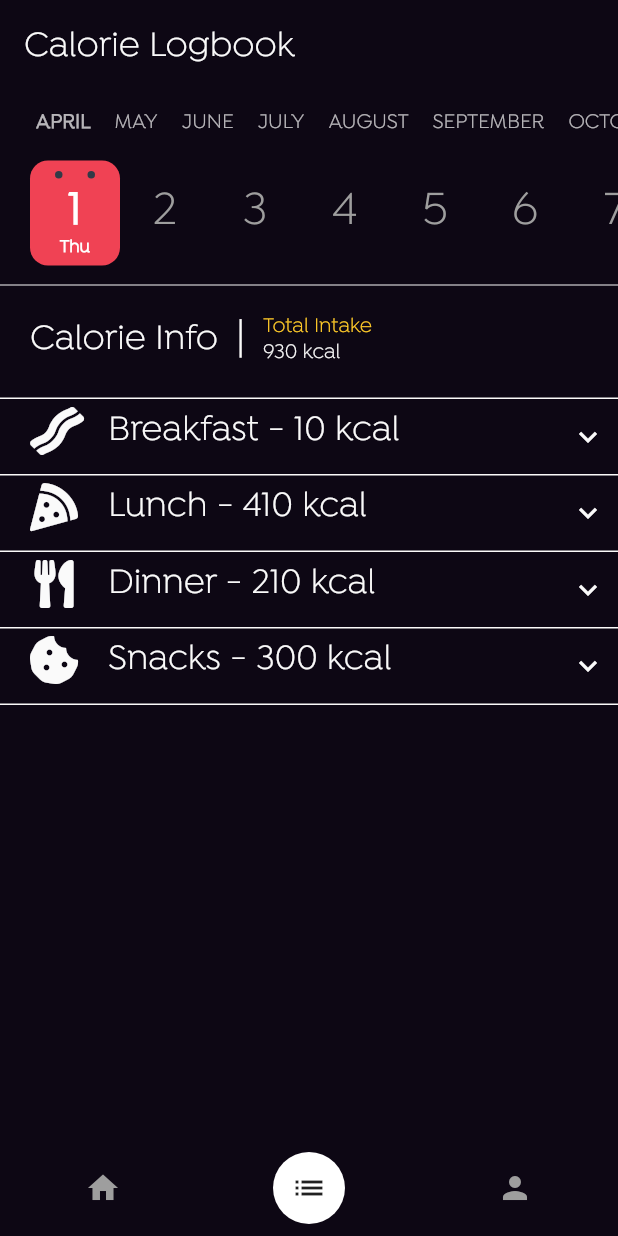
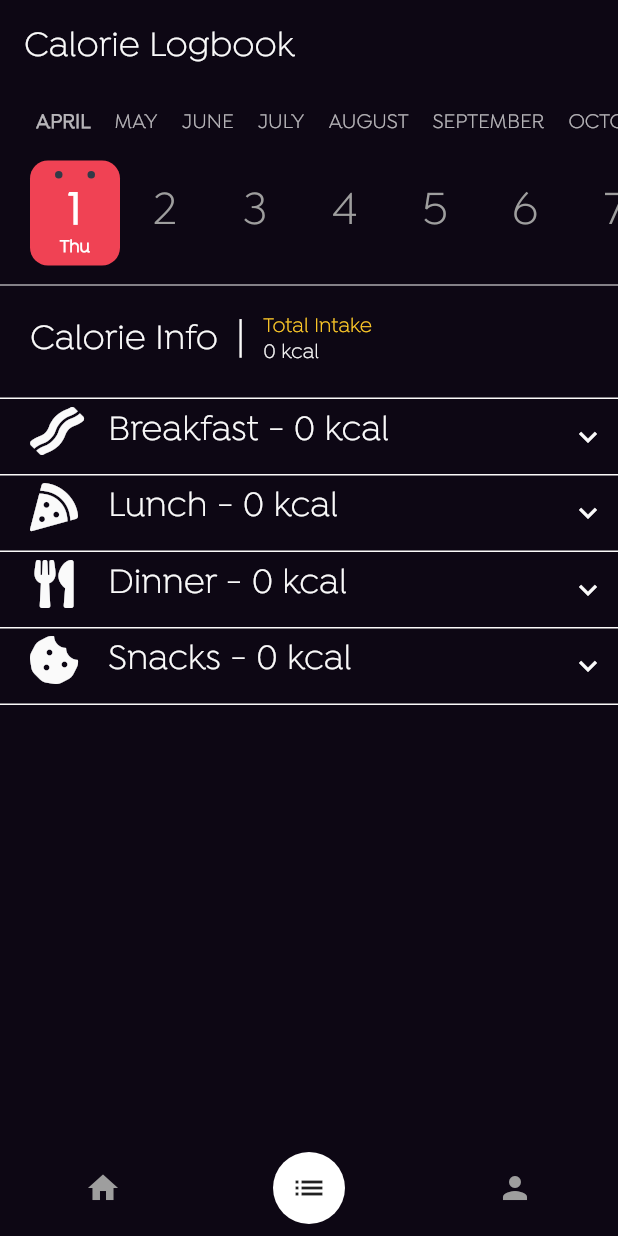
Before and after one commit to shrall/CheckCal, a Flutter app: the screen it shows once a user with an empty profile is signed in, item 2 of the bottom bar chosen, on a phone screen of 412 x 824 dp. Run offline on Flutter 3.47's test engine with Material 2 defaults, Android fonts, the light colour scheme and no system bars; drawn by our look-alikes of expandable, flutter_snake_navigationbar, scrollable_positioned_list; our stand-ins replace auto_size_text, cloud_firestore, custom_radio_grouped_button, email_validator, firebase_auth, firebase_core and 8 more; accounts and stored records are empty.

Commit message:
logbook - done

```diff
--- a/lib/screens/home/add_log.dart
+++ b/lib/screens/home/add_log.dart
@@ -178,7 +178,7 @@ class _AddLogState extends State<AddLog> {
           // ),
         ],
       );
-    } else if (widget.type == 'lunch') {
+    } else if (widget.type == 'snacks') {
       return Row(
         mainAxisAlignment: MainAxisAlignment.center,
         children: [
--- a/lib/screens/home/home.dart
+++ b/lib/screens/home/home.dart
@@ -4,6 +4,7 @@ import 'package:checkcal/services/auth.dart';
 import 'package:cloud_firestore/cloud_firestore.dart';
 import 'package:firebase_auth/firebase_auth.dart';
 import 'package:flutter/material.dart';
+import 'package:flutter_slidable/flutter_slidable.dart';
 import 'package:font_awesome_flutter/font_awesome_flutter.dart';
 import 'package:intl/intl.dart';
 import 'package:auto_size_text/auto_size_text.dart';
@@ -42,6 +43,12 @@ class _HomeState extends State<Home> {
   int limit, indexName;
   DateTime joinedDate;
   int breakfastIntake = 0, lunchIntake = 0, dinnerIntake = 0, snacksIntake = 0;
+  int breakfastLogbook = 0,
+      lunchLogbook = 0,
+      dinnerLogbook = 0,
+      snacksLogbook = 0;
+
+  List breakfastLogs = [], lunchLogs = [], dinnerLogs = [], snacksLogs = [];
 
   Future<void> fetchIntakes() async {
     // ignore: await_only_futures
@@ -58,6 +65,7 @@ class _HomeState extends State<Home> {
         breakfastIntake += doc['kcal'];
       });
     });
+    breakfastLogbook = breakfastIntake;
     await FirebaseFirestore.instance
         .collection('users')
         .doc(uid)
@@ -71,6 +79,7 @@ class _HomeState extends State<Home> {
         lunchIntake += doc['kcal'];
       });
     });
+    lunchLogbook = lunchIntake;
     await FirebaseFirestore.instance
         .collection('users')
         .doc(uid)
@@ -84,6 +93,7 @@ class _HomeState extends State<Home> {
         dinnerIntake += doc['kcal'];
       });
     });
+    dinnerLogbook = dinnerIntake;
     await FirebaseFirestore.instance
         .collection('users')
         .doc(uid)
@@ -97,11 +107,11 @@ class _HomeState extends State<Home> {
         snacksIntake += doc['kcal'];
       });
     });
+    snacksLogbook = snacksIntake;
     setState(() {});
   }
 
   Future<void> fetchUserData() async {
-    print("fetching");
     // ignore: await_only_futures
     await FirebaseFirestore.instance
         .collection('users')
@@ -126,7 +136,106 @@ class _HomeState extends State<Home> {
         indexName = name.indexOf(" ");
       }
     });
-    print("fetched");
+    setState(() {});
+  }
+
+  Future<void> fetchLogbookIntakes(DateTime date) async {
+    breakfastLogbook = 0;
+    lunchLogbook = 0;
+    dinnerLogbook = 0;
+    snacksLogbook = 0;
+    // ignore: await_only_futures
+    await FirebaseFirestore.instance
+        .collection('users')
+        .doc(uid)
+        .collection("logbooks")
+        .doc((DateFormat('yyyy-MM-dd').format(date)))
+        .collection("logs")
+        .where('time', isEqualTo: "breakfast")
+        .get()
+        .then((QuerySnapshot querySnapshot) {
+      querySnapshot.docs.forEach((doc) {
+        breakfastLogbook += doc['kcal'];
+      });
+    });
+    await FirebaseFirestore.instance
+        .collection('users')
+        .doc(uid)
+        .collection("logbooks")
+        .doc((DateFormat('yyyy-MM-dd').format(date)))
+        .collection("logs")
+        .where('time', isEqualTo: "lunch")
+        .get()
+        .then((QuerySnapshot querySnapshot) {
+      querySnapshot.docs.forEach((doc) {
+        lunchLogbook += doc['kcal'];
+      });
+    });
+    await FirebaseFirestore.instance
+        .collection('users')
+        .doc(uid)
+        .collection("logbooks")
+        .doc((DateFormat('yyyy-MM-dd').format(date)))
+        .collection("logs")
+        .where('time', isEqualTo: "dinner")
+        .get()
+        .then((QuerySnapshot querySnapshot) {
+      querySnapshot.docs.forEach((doc) {
+        dinnerLogbook += doc['kcal'];
+      });
+    });
+    await FirebaseFirestore.instance
+        .collection('users')
+        .doc(uid)
+        .collection("logbooks")
+        .doc((DateFormat('yyyy-MM-dd').format(date)))
+        .collection("logs")
+        .where('time', isEqualTo: "snacks")
+        .get()
+        .then((QuerySnapshot querySnapshot) {
+      querySnapshot.docs.forEach((doc) {
+        snacksLogbook += doc['kcal'];
+      });
+    });
+  }
+
+  Future<void> fetchLogs(DateTime date) async {
+    QuerySnapshot breakfastSnapshot = await FirebaseFirestore.instance
+        .collection('users')
+        .doc(uid)
+        .collection("logbooks")
+        .doc((DateFormat('yyyy-MM-dd').format(date)))
+        .collection("logs")
+        .where('time', isEqualTo: "breakfast")
+        .get();
+    breakfastLogs = breakfastSnapshot.docs.map((doc) => doc.data()).toList();
+    QuerySnapshot lunchSnapshot = await FirebaseFirestore.instance
+        .collection('users')
+        .doc(uid)
+        .collection("logbooks")
+        .doc((DateFormat('yyyy-MM-dd').format(date)))
+        .collection("logs")
+        .where('time', isEqualTo: "lunch")
+        .get();
+    lunchLogs = lunchSnapshot.docs.map((doc) => doc.data()).toList();
+    QuerySnapshot dinnerSnapshot = await FirebaseFirestore.instance
+        .collection('users')
+        .doc(uid)
+        .collection("logbooks")
+        .doc((DateFormat('yyyy-MM-dd').format(date)))
+        .collection("logs")
+        .where('time', isEqualTo: "dinner")
+        .get();
+    dinnerLogs = dinnerSnapshot.docs.map((doc) => doc.data()).toList();
+    QuerySnapshot snacksSnapshot = await FirebaseFirestore.instance
+        .collection('users')
+        .doc(uid)
+        .collection("logbooks")
+        .doc((DateFormat('yyyy-MM-dd').format(date)))
+        .collection("logs")
+        .where('time', isEqualTo: "snacks")
+        .get();
+    snacksLogs = snacksSnapshot.docs.map((doc) => doc.data()).toList();
     setState(() {});
   }
 
@@ -135,6 +244,7 @@ class _HomeState extends State<Home> {
     initializeDateFormatting();
     fetchUserData();
     fetchIntakes();
+    fetchLogs(DateTime.now());
     super.initState();
     if (widget.index != null) {
       _selectedItemPosition = widget.index;
@@ -143,7 +253,6 @@ class _HomeState extends State<Home> {
 
   @override
   Widget build(BuildContext context) {
-    print('home built');
     final height = MediaQuery.of(context).size.height;
     final width = MediaQuery.of(context).size.width;
     final List<Widget> _children = [
@@ -627,11 +736,10 @@ class _HomeState extends State<Home> {
               initialDate: _selectedDate,
               firstDate: joinedDate ?? _selectedDate,
               lastDate: DateTime.now().add(Duration(days: 365)),
-              onDateSelected: (date) {
-                setState(() {
-                  _selectedDate = date;
-                  print(_selectedDate);
-                });
+              onDateSelected: (date) async {
+                _selectedDate = date;
+                await fetchLogbookIntakes(_selectedDate);
+                await fetchLogs(_selectedDate);
               },
               leftMargin: 20,
               monthColor: Colors.white70,
@@ -675,7 +783,12 @@ class _HomeState extends State<Home> {
                               color: Colors.amber[400], fontFamily: 'Isidora'),
                         ),
                         Text(
-                          "930 kcal",
+                          (breakfastLogbook +
+                                      lunchLogbook +
+                                      dinnerLogbook +
+                                      snacksLogbook)
+                                  .toString() +
+                              " kcal",
                           style: TextStyle(
                               color: Colors.grey[100], fontFamily: 'Isidora'),
                         )
@@ -718,7 +831,7 @@ class _HomeState extends State<Home> {
                               ),
                             ),
                             Text(
-                              "10 kcal",
+                              "$breakfastLogbook kcal",
                               style: TextStyle(
                                 color: Colors.grey[50],
                                 fontSize: 24,
@@ -729,15 +842,21 @@ class _HomeState extends State<Home> {
                         expanded: Column(
                           crossAxisAlignment: CrossAxisAlignment.start,
                           children: [
-                            Divider(
-                              color: Colors.grey,
-                              endIndent: 30,
-                            ),
-                            Text(
-                              "Egg - 10 kcal",
-                              style: TextStyle(
-                                color: Colors.grey[50],
-                                fontSize: 12,
+                            Container(
+                              width: width - 40,
+                              height: 20 * breakfastLogs.length.toDouble(),
+                              child: ListView.builder(
+                                physics: NeverScrollableScrollPhysics(),
+                                itemBuilder: (context, index) {
+                                  var log = breakfastLogs[index];
+                                  return Text(
+                                      log['name'] +
+                                          " - " +
+                                          log['kcal'].toString() +
+                                          " kcal",
+                                      style: TextStyle(color: Colors.grey[50]));
+                                },
+                                itemCount: breakfastLogs.length,
                               ),
                             )
                           ],
@@ -778,7 +897,7 @@ class _HomeState extends State<Home> {
                               ),
                             ),
                             Text(
-                              "410 kcal",
+                              "$lunchLogbook kcal",
                               style: TextStyle(
                                 color: Colors.grey[50],
                                 fontSize: 24,
@@ -789,24 +908,23 @@ class _HomeState extends State<Home> {
                         expanded: Column(
                           crossAxisAlignment: CrossAxisAlignment.start,
                           children: [
-                            Divider(
-                              color: Colors.grey,
-                              endIndent: 30,
-                            ),
-                            Text(
-                              "Fried Rice - 310 kcal",
-                              style: TextStyle(
-                                color: Colors.grey[50],
-                                fontSize: 12,
+                            Container(
+                              width: width - 40,
+                              height: 20 * lunchLogs.length.toDouble(),
+                              child: ListView.builder(
+                                physics: NeverScrollableScrollPhysics(),
+                                itemBuilder: (context, index) {
+                                  var log = lunchLogs[index];
+                                  return Text(
+                                      log['name'] +
+                                          " - " +
+                                          log['kcal'].toString() +
+                                          " kcal",
+                                      style: TextStyle(color: Colors.grey[50]));
+                                },
+                                itemCount: lunchLogs.length,
                               ),
-                            ),
-                            Text(
-                              "Milk - 100 kcal",
-                              style: TextStyle(
-                                color: Colors.grey[50],
-                                fontSize: 12,
-                              ),
-                            ),
+                            )
                           ],
                         ),
                         collapsed: null,
@@ -845,7 +963,7 @@ class _HomeState extends State<Home> {
                               ),
                             ),
                             Text(
-                              "210 kcal",
+                              "$lunchLogbook kcal",
                               style: TextStyle(
                                 color: Colors.grey[50],
                                 fontSize: 24,
@@ -856,15 +974,21 @@ class _HomeState extends State<Home> {
                         expanded: Column(
                           crossAxisAlignment: CrossAxisAlignment.start,
                           children: [
-                            Divider(
-                              color: Colors.grey,
-                              endIndent: 30,
-                            ),
-                            Text(
-                              "Pizza - 210 kcal",
-                              style: TextStyle(
-                                color: Colors.grey[50],
-                                fontSize: 12,
+                            Container(
+                              width: width - 40,
+                              height: 20 * dinnerLogs.length.toDouble(),
+                              child: ListView.builder(
+                                physics: NeverScrollableScrollPhysics(),
+                                itemBuilder: (context, index) {
+                                  var log = dinnerLogs[index];
+                                  return Text(
+                                      log['name'] +
+                                          " - " +
+                                          log['kcal'].toString() +
+                                          " kcal",
+                                      style: TextStyle(color: Colors.grey[50]));
+                                },
+                                itemCount: dinnerLogs.length,
                               ),
                             )
                           ],
@@ -905,7 +1029,7 @@ class _HomeState extends State<Home> {
                               ),
                             ),
                             Text(
-                              "300 kcal",
+                              "$snacksLogbook kcal",
                               style: TextStyle(
                                 color: Colors.grey[50],
                                 fontSize: 24,
@@ -916,24 +1040,23 @@ class _HomeState extends State<Home> {
                         expanded: Column(
                           crossAxisAlignment: CrossAxisAlignment.start,
                           children: [
-                            Divider(
-                              color: Colors.grey,
-                              endIndent: 30,
-                            ),
-                            Text(
-                              "Chocolate Chip Cookie - 100 kcal",
-                              style: TextStyle(
-                                color: Colors.grey[50],
-                                fontSize: 12,
+                            Container(
+                              width: width - 40,
+                              height: 20 * snacksLogs.length.toDouble(),
+                              child: ListView.builder(
+                                physics: NeverScrollableScrollPhysics(),
+                                itemBuilder: (context, index) {
+                                  var log = snacksLogs[index];
+                                  return Text(
+                                      log['name'] +
+                                          " - " +
+                                          log['kcal'].toString() +
+                                          " kcal",
+                                      style: TextStyle(color: Colors.grey[50]));
+                                },
+                                itemCount: snacksLogs.length,
                               ),
-                            ),
-                            Text(
-                              "Oreo - 200 kcal",
-                              style: TextStyle(
-                                color: Colors.grey[50],
-                                fontSize: 12,
-                              ),
-                            ),
+                            )
                           ],
                         ),
                         collapsed: null,
```
